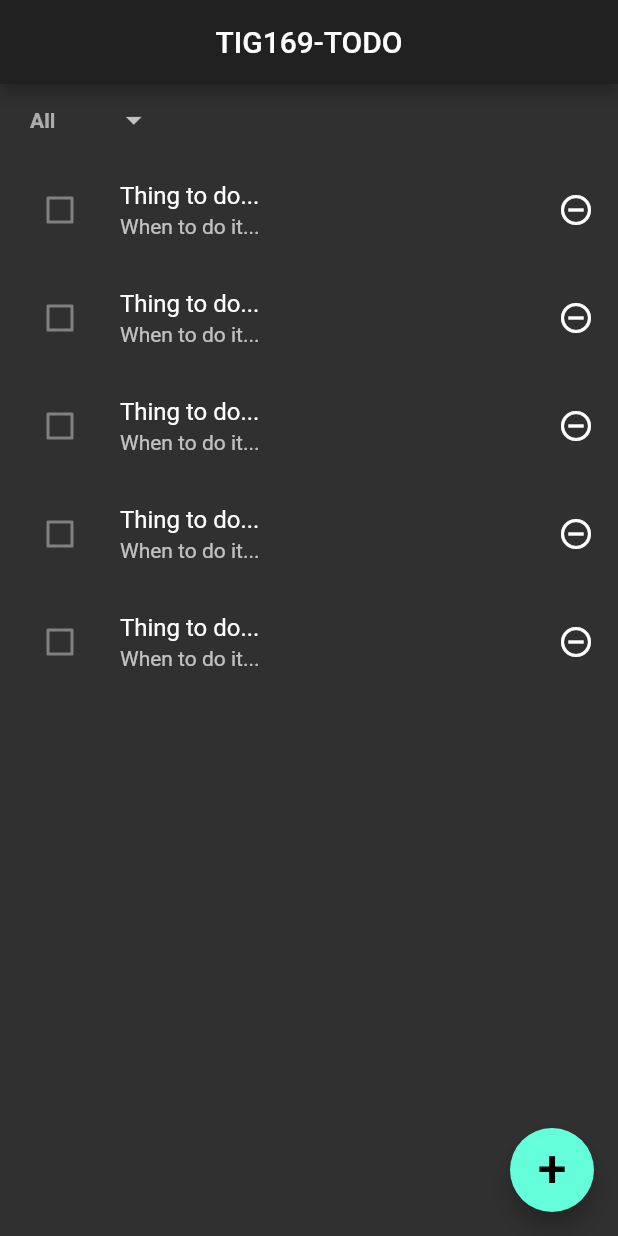
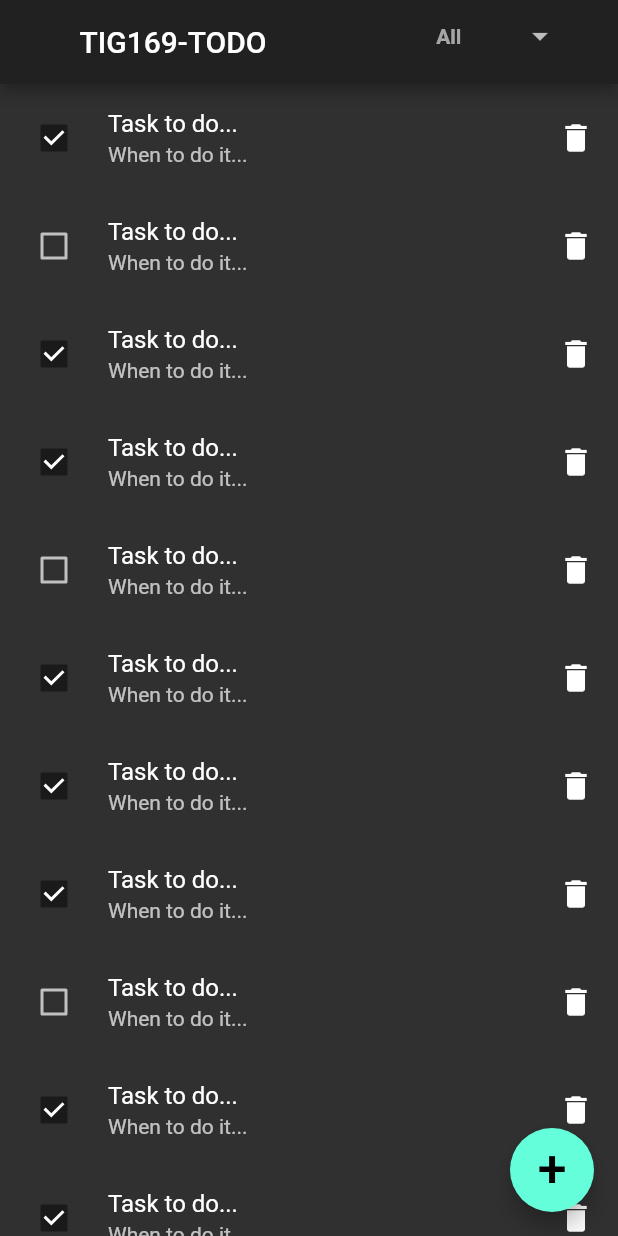
Before and after one commit to gu-tig169/gussveembd, a Flutter app: the screen it shows after launch, on a phone screen of 412 x 824 dp. Run offline on Flutter 3.47's test engine with Material 2 defaults, Android fonts, the phone set to English and light mode, and no system bars.

Commit message:
ListView

```diff
--- a/lib/main.dart
+++ b/lib/main.dart
@@ -12,8 +12,6 @@ class MyApp extends StatefulWidget {
 }
 
 class _MyAppState extends State<MyApp> {
-
-
   @override
   Widget build(BuildContext context) {
     return MaterialApp(
@@ -33,7 +31,6 @@ class MainView extends StatefulWidget {
 }
 
 class _MainViewState extends State<MainView> {
-
   String _value;
 
   @override
@@ -41,22 +38,54 @@ class _MainViewState extends State<MainView> {
     return Scaffold(
       appBar: AppBar(
         title: Center(child: Text("TIG169-TODO")),
-      ),
-      body: Center(
-        child: Column(
-          mainAxisAlignment: MainAxisAlignment.start,
-          crossAxisAlignment: CrossAxisAlignment.start,
-          children: [
+        actions: [
           _popup(context),
-            _rowTodo(),
-            _rowTodo(),
-            _rowTodo(),
-            _rowTodo(),
-            _rowTodo(),
         ],
       ),
-      ),
-            floatingActionButton: FloatingActionButton(
+      body: _viewList(),
+      floatingActionButton: _nextPageButton(),
+    );
+  }
+
+  Widget _viewList() {
+    return ListView(
+      children: [
+        _item("Task to do...", "When to do it...", true),
+        _item("Task to do...", "When to do it...", false),
+        _item("Task to do...", "When to do it...", true),
+        _item("Task to do...", "When to do it...", true),
+        _item("Task to do...", "When to do it...", false),
+        _item("Task to do...", "When to do it...", true),
+        _item("Task to do...", "When to do it...", true),
+        _item("Task to do...", "When to do it...", true),
+        _item("Task to do...", "When to do it...", false),
+        _item("Task to do...", "When to do it...", true),
+        _item("Task to do...", "When to do it...", true),
+        _item("Task to do...", "When to do it...", false),
+        _item("Task to do...", "When to do it...", true),
+        _item("Task to do...", "When to do it...", true),
+      ],
+    );
+  }
+
+  Widget _item(task, when, bool) {
+    return CheckboxListTile(
+      title: Text(task),
+      subtitle: Text(when),
+      controlAffinity: ListTileControlAffinity.leading,
+      secondary: Icon(Icons.delete),
+      value: bool,
+      onChanged: (value) {
+        setState(() {
+          bool = value;
+        });
+      },
+      activeColor: Colors.black45,
+    );
+  }
+
+  Widget _nextPageButton() {
+    return FloatingActionButton(
       onPressed: () {
         Navigator.push(
             context, MaterialPageRoute(builder: (context) => SecondView()));
@@ -65,14 +94,17 @@ class _MainViewState extends State<MainView> {
         "+",
         style: TextStyle(fontSize: 35),
       ),
-      ),
     );
   }
 
-
   Widget _popup(BuildContext context) {
-    return Container(
-      margin:  EdgeInsets.only(
+    return Padding(
+      padding: const EdgeInsets.only(
+        left: 40,
+        right: 40,
+      ),
+      child: Container(
+        margin: EdgeInsets.only(
           left: 20,
         ),
         child: DropdownButton<String>(
@@ -97,26 +129,15 @@ class _MainViewState extends State<MainView> {
           },
           hint: Text('All'),
           value: _value,
-        underline: Container(
-        ),
+          underline: Container(),
           style: TextStyle(
             fontWeight: FontWeight.bold,
             color: Colors.white70,
           ),
         ),
+      ),
     );
   }
-
-  Widget _rowTodo() {
-    return ListTile(
-      leading: Checkbox(value: false, onChanged: null),
-      title: Text("Thing to do..."),
-      subtitle: Text("When to do it..."),
-      trailing: Icon(Icons.remove_circle_outline_outlined),
-    );
-  }
-
-
 }
 
 class SecondView extends StatelessWidget {
```
Lines whose indentation alone changed are shown as unchanged.
